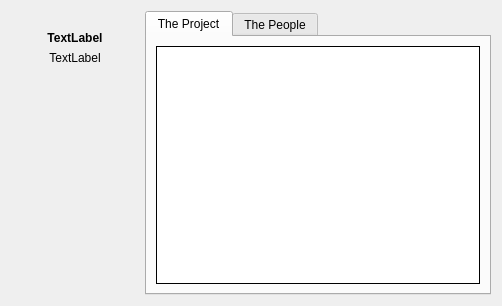
Before: the Qt Designer form src/about.ui in fontmatrix/fontmatrix, drawn with Qt 5.
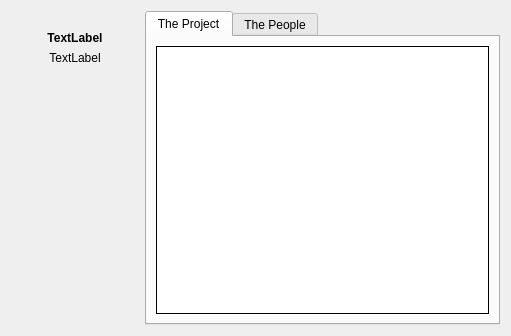
After: the same form once the commit is applied. The open tabs and pages were chosen to show the change. Icons and pictures are not drawn.

Commit message: start adding some more docs, tidy up Help About dialog, list Pierre first

```diff
--- a/src/about.ui
+++ b/src/about.ui
@@ -5,8 +5,8 @@
    <rect>
     <x>0</x>
     <y>0</y>
-    <width>502</width>
-    <height>306</height>
+    <width>511</width>
+    <height>336</height>
    </rect>
   </property>
   <property name="sizePolicy" >
```
Left out of the diff: 2 changed lines with no effect on the pictures. The commit also changes 3 other files.
